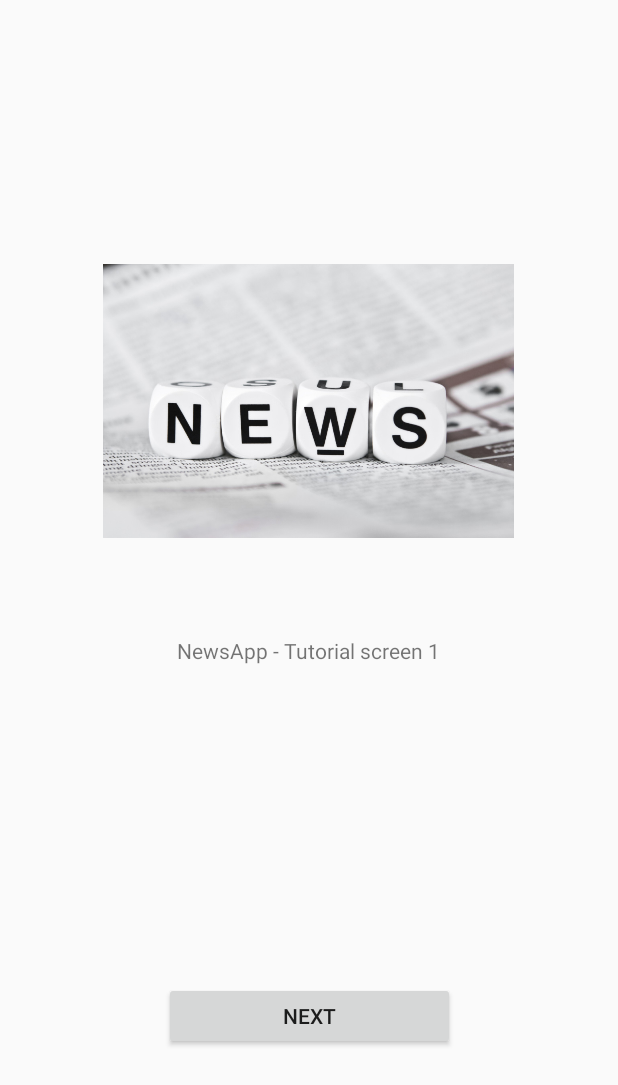
After one commit to lzukt-app/tomas-news-app, an Android app: the layout fragment_tutorial.xml on its own in the app's theme, with its tools: preview values and no code run, on a phone screen of 412 x 824 dp. The commit adds this screen. Shown: the top 1085 px of the screen. Run offline under Robolectric (Android 15) with nearby library versions, the phone set to English and light mode, and no system bars.

Commit message:
Sukurtas fragmentas.

```diff
--- a/app/build.gradle
+++ b/app/build.gradle
@@ -29,6 +29,7 @@ dependencies {
     implementation 'androidx.appcompat:appcompat:1.0.2'
     implementation 'androidx.core:core-ktx:1.0.2'
     implementation 'androidx.constraintlayout:constraintlayout:1.1.3'
+    implementation 'androidx.legacy:legacy-support-v4:1.0.0'
     testImplementation 'junit:junit:4.12'
     androidTestImplementation 'androidx.test.ext:junit:1.1.0'
     androidTestImplementation 'androidx.test.espresso:espresso-core:3.1.1'
--- /dev/null
+++ b/app/src/main/res/layout/fragment_tutorial.xml
@@ -0,0 +1,47 @@
+<?xml version="1.0" encoding="utf-8"?>
+<androidx.constraintlayout.widget.ConstraintLayout xmlns:android="http://schemas.android.com/apk/res/android"
+    xmlns:app="http://schemas.android.com/apk/res-auto"
+    android:orientation="vertical"
+    android:layout_width="match_parent"
+    android:layout_height="match_parent">
+
+    <ImageView
+        android:id="@+id/appCompatImageView"
+        android:layout_width="274dp"
+        android:layout_height="272dp"
+        android:src="@drawable/news_img"
+        app:layout_constraintBottom_toBottomOf="parent"
+        app:layout_constraintEnd_toEndOf="parent"
+        app:layout_constraintHorizontal_bias="0.496"
+        app:layout_constraintStart_toStartOf="parent"
+        app:layout_constraintTop_toTopOf="parent"
+        app:layout_constraintVertical_bias="0.238" />
+
+    <TextView
+        android:id="@+id/textView"
+        android:layout_width="274dp"
+        android:layout_height="106dp"
+        android:text="NewsApp - Tutorial screen 1"
+        android:textAlignment="center"
+        app:layout_constraintBottom_toBottomOf="parent"
+        app:layout_constraintEnd_toEndOf="parent"
+        app:layout_constraintHorizontal_bias="0.496"
+        app:layout_constraintStart_toStartOf="parent"
+        app:layout_constraintTop_toBottomOf="@+id/appCompatImageView"
+        app:layout_constraintVertical_bias="0.065">
+
+    </TextView>
+
+    <Button
+        android:id="@+id/btnNext"
+        android:layout_width="194dp"
+        android:layout_height="45dp"
+        android:text="Next"
+        app:layout_constraintBottom_toBottomOf="parent"
+        app:layout_constraintEnd_toEndOf="parent"
+        app:layout_constraintStart_toStartOf="parent"
+        app:layout_constraintTop_toBottomOf="@+id/textView">
+
+    </Button>
+
+</androidx.constraintlayout.widget.ConstraintLayout>
--- a/app/src/main/res/values/strings.xml
+++ b/app/src/main/res/values/strings.xml
@@ -1,3 +1,6 @@
 <resources>
     <string name="app_name">NewsApp</string>
+
+    <!-- TODO: Remove or change this placeholder text -->
+    <string name="hello_blank_fragment">Hello blank fragment</string>
 </resources>
```
Also changed, not shown: app/src/main/java/com/example/tomas_news_app/TutorialActivity.kt (+4 -3 lines), app/src/main/java/com/example/tomas_news_app/TutorialItemFragment.kt (added, +23 -0 lines), app/src/main/res/layout/activity_tutorial.xml (+4 -40 lines).
